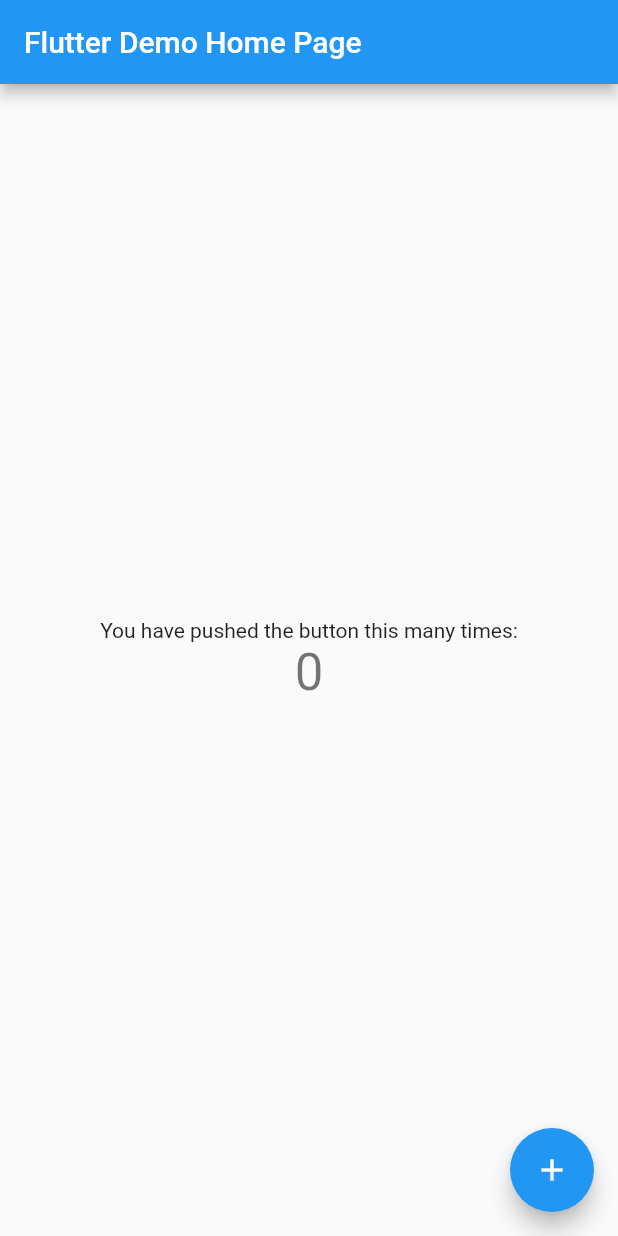
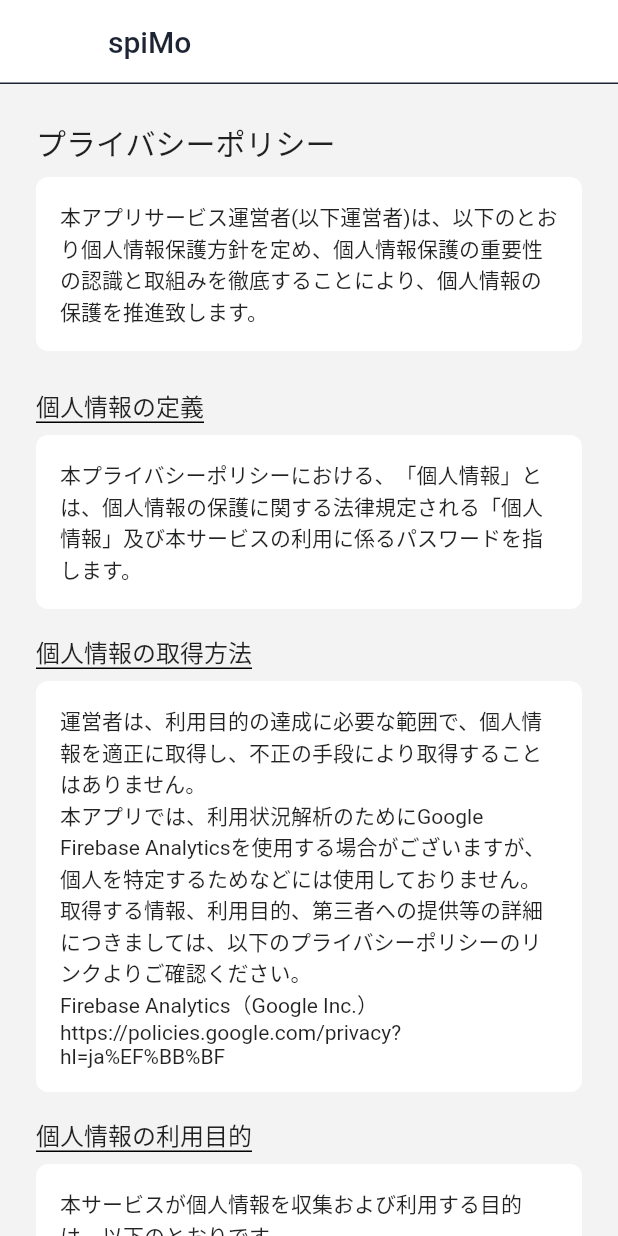
Before and after one commit to hiroyuki29/spimo_web_static_page, a Flutter app: the screen it shows after launch, on a phone screen of 412 x 824 dp. Run offline on Flutter 3.47's test engine with Material 2 defaults, Android fonts, the phone set to English and light mode, and no system bars; our stand-ins replace go_router.

Commit message:
[update] プライバシーポリシーページ追加

```diff
--- /dev/null
+++ b/lib/common_widget/app_bar/common_app_bar.dart
@@ -0,0 +1,29 @@
+import 'package:flutter/material.dart';
+import 'package:go_router/go_router.dart';
+import 'package:spimo_static_page/common_widget/color/color.dart';
+
+AppBar CommonAppBar({
+  required BuildContext context,
+  required String title,
+}) {
+  return AppBar(
+    backgroundColor: Colors.white,
+    title: Text(
+      title,
+      style: const TextStyle(color: primaryDark),
+    ),
+    leading: Navigator.of(context).canPop()
+        ? IconButton(
+            icon: const Icon(
+              Icons.chevron_left,
+              color: primaryDark,
+            ),
+            onPressed: () => context.pop(),
+          )
+        : const SizedBox.shrink(),
+    shape: const Border(
+      bottom: BorderSide(width: 1, color: primaryDark),
+    ),
+    elevation: 0,
+  );
+}
--- /dev/null
+++ b/lib/common_widget/color/color.dart
@@ -0,0 +1,9 @@
+import 'package:flutter/material.dart';
+
+const Color primaryDark = Color(0xff1d2433);
+const Color primaryLight = Color(0xffCFD8DC);
+const Color primary = Color(0xff607D8B);
+const Color accent = Color(0xff795548);
+const Color black = Color(0xff212121);
+const Color white = Colors.white;
+const backgroundGray = Color(0xffF3F3F3);
--- /dev/null
+++ b/lib/common_widget/sized_box/constant_sized_box.dart
@@ -0,0 +1,11 @@
+import 'package:flutter/material.dart';
+
+const Widget sizedBoxH8 = SizedBox(height: 8);
+const Widget sizedBoxH16 = SizedBox(height: 16);
+const Widget sizedBoxH24 = SizedBox(height: 24);
+const Widget sizedBoxH32 = SizedBox(height: 32);
+
+const Widget sizedBoxW8 = SizedBox(width: 8);
+const Widget sizedBoxW16 = SizedBox(width: 16);
+const Widget sizedBoxW24 = SizedBox(width: 24);
+const Widget sizedBoxW32 = SizedBox(width: 32);
--- /dev/null
+++ b/lib/contents/privacy_policy/privacy_policy_contents.dart
@@ -0,0 +1,67 @@
+///プライバシーポリシー
+
+Map<String, List<String>> privacyPolicyContents = {
+  PrivacyPolicyLabel.difinition.text: [
+    '本プライバシーポリシーにおける、「個人情報」とは、個人情報の保護に関する法律規定される「個人情報」及び本サービスの利用に係るパスワードを指します。'
+  ],
+  PrivacyPolicyLabel.getMethod.text: [
+    '運営者は、利用目的の達成に必要な範囲で、個人情報を適正に取得し、不正の手段により取得することはありません。',
+    '本アプリでは、利用状況解析のためにGoogle Firebase Analyticsを使用する場合がございますが、個人を特定するためなどには使用しておりません。取得する情報、利用目的、第三者への提供等の詳細につきましては、以下のプライバシーポリシーのリンクよりご確認ください。',
+    'Firebase Analytics（Google Inc.）',
+    'https://policies.google.com/privacy?hl=ja%EF%BB%BF'
+  ],
+  PrivacyPolicyLabel.objective.text: [
+    '本サービスが個人情報を収集および利用する目的は、以下のとおりです。',
+    '1.本サービスの提供および運営のため'
+        '2.お客様からのお問い合わせに回答するため（ご本人確認を行うことを含みます）',
+    '3.本サービスの新機能、更新情報、キャンペーンなどの案内メールを送付するため',
+    '4.メンテナンスおよび重要なお知らせなど必要に応じたご連絡のため',
+    '5.利用規約に違反したお客様や、不正・不当な目的でサービスを利用しようとするユーザーの特定をし、ご利用をお断りするため',
+    '6.お客様にご自身の登録情報の閲覧や変更、削除、ご利用状況の閲覧を行なっていただくため'
+        '7.上記利用目的に付随する目的'
+  ],
+  PrivacyPolicyLabel.objectiveChange.text: [
+    '1.本サービスは、利用目的が変更前と関連性を有すると合理的に認められる場合に限り、個人情報の利用目的を変更するものとします。',
+    '2.利用目的の変更を行った場合には、変更後の目的について、本サービス所定の方法により、お客様に通知し、または本ウェブサイト上に公表するものとします。',
+  ],
+  PrivacyPolicyLabel.thirdPartyProvision.text: [
+    '運営者は、法令に定められた場合を除き、あらかじめ利用者の同意を得ないで、第三者（日本国外にあるも者を含みます。）に個人情報を提供しません。'
+  ],
+  PrivacyPolicyLabel.disclosure.text: [
+    '1.本サービスはお客様本人から個人情報の開示を求められたときは、本サービスが別途定めた手続きに従って、開示を請求することができます。開示することにより次のいずれかに該当する場合は、その全部または一部を開示しないこともあります。',
+    ' (a)本人または第三者の生命、身体、財産その他の権利利益を害するおそれがある場合',
+    ' (b)その他法令に違反することとなる場合',
+    '2.前項の定めにかかわらず、履歴情報および特性情報などの個人情報以外の情報については原則として開示致しません。',
+  ],
+  PrivacyPolicyLabel.removeAndCorrection.text: [
+    '本サービスは、本人から個人情報が利用目的の範囲を超えて取り扱われているという理由により、または不正の手段により取得されたものであるという理由により、その利用の停止または消去（以下、「利用停止等」といいます）を求められた場合には、遅滞なく必要な調査を行います',
+    '前項の調査結果に基づき、その請求に応じる必要があると判断した場合には、遅滞なく、当該個人情報の利用停止等を行います。',
+    '本サービスは前項の規定に基づき利用停止等を行った場合、または利用停止等を行わない旨の決定をしたときは、遅滞なく、これをお客様に通知します。',
+    '前２項にかかわらず、利用停止等に多額の費用を有する場合、その他利用停止等を行うことが困難な場合であって、お客様の権利利益を保護するために必要なこれに代わる措置を取れる場合は、この代替策を講じるものとします。'
+  ],
+  PrivacyPolicyLabel.change.text: [
+    '本ポリシーの内容は、法令その他本ポリシーに別段の定めのある事項を除いて、お客様に通知することなく、変更することができるものとします。',
+    '本サービスが別途定める場合を除いて、変更後のプライバシーポリシーは、本ウェブサイトに掲載したときから効力を生じるものとします。'
+  ],
+  PrivacyPolicyLabel.inquiry.text: ['本ポリシーに関するお問い合わせはお問い合わせフォームよりお願いいたします。'],
+  PrivacyPolicyLabel.establishment.text: [
+    '2022年２月３日 制定・施行',
+  ]
+};
+
+enum PrivacyPolicyLabel {
+  difinition(text: '個人情報の定義'),
+  getMethod(text: '個人情報の取得方法'),
+  objective(text: '個人情報の利用目的'),
+  objectiveChange(text: '利用目的の変更'),
+  thirdPartyProvision(text: '個人情報の第三者提供'),
+  disclosure(text: '個人情報の開示'),
+  removeAndCorrection(text: '個人情報の訂正・削除'),
+  change(text: 'プライバシーポリシーの変更'),
+  inquiry(text: 'お問い合わせ'),
+  establishment(text: '制定・施行・改訂');
+
+  const PrivacyPolicyLabel({required this.text});
+
+  final String text;
+}
--- a/lib/main.dart
+++ b/lib/main.dart
@@ -1,4 +1,8 @@
 import 'package:flutter/material.dart';
+import 'package:spimo_static_page/common_widget/app_bar/common_app_bar.dart';
+import 'package:spimo_static_page/common_widget/color/color.dart';
+import 'package:spimo_static_page/common_widget/sized_box/constant_sized_box.dart';
+import 'package:spimo_static_page/contents/privacy_policy/privacy_policy_contents.dart';
 
 void main() {
   runApp(const MyApp());
@@ -13,103 +17,134 @@
     return MaterialApp(
       title: 'Flutter Demo',
       theme: ThemeData(
-        // This is the theme of your application.
-        //
-        // Try running your application with "flutter run". You'll see the
-        // application has a blue toolbar. Then, without quitting the app, try
-        // changing the primarySwatch below to Colors.green and then invoke
-        // "hot reload" (press "r" in the console where you ran "flutter run",
-        // or simply save your changes to "hot reload" in a Flutter IDE).
-        // Notice that the counter didn't reset back to zero; the application
-        // is not restarted.
         primarySwatch: Colors.blue,
       ),
-      home: const MyHomePage(title: 'Flutter Demo Home Page'),
+      home: const MyHomePage(),
     );
   }
 }
 
-class MyHomePage extends StatefulWidget {
-  const MyHomePage({super.key, required this.title});
+class MyHomePage extends StatelessWidget {
+  const MyHomePage({super.key});
 
-  // This widget is the home page of your application. It is stateful, meaning
-  // that it has a State object (defined below) that contains fields that affect
-  // how it looks.
+  @override
+  Widget build(BuildContext context) {
+    return Scaffold(
+      backgroundColor: backgroundGray,
+      appBar: CommonAppBar(context: context, title: 'spiMo'),
+      body: Padding(
+        padding: const EdgeInsets.symmetric(horizontal: 24),
+        child: SingleChildScrollView(
+          child: Column(
+            crossAxisAlignment: CrossAxisAlignment.start,
+            children: const [
+              sizedBoxH24,
+              Text(
+                'プライバシーポリシー',
+                style: TextStyle(fontSize: 20),
+              ),
+              sizedBoxH8,
+              ContentsBox(
+                contents: [
+                  '本アプリサービス運営者(以下運営者)は、以下のとおり個人情報保護方針を定め、個人情報保護の重要性の認識と取組みを徹底することにより、個人情報の保護を推進致します。'
+                ],
+              ),
+              sizedBoxH24,
+              LabelAndContentBox(
+                  privacyPolicyLabel: PrivacyPolicyLabel.difinition),
+              LabelAndContentBox(
+                  privacyPolicyLabel: PrivacyPolicyLabel.getMethod),
+              LabelAndContentBox(
+                  privacyPolicyLabel: PrivacyPolicyLabel.objective),
+              LabelAndContentBox(
+                  privacyPolicyLabel: PrivacyPolicyLabel.objectiveChange),
+              LabelAndContentBox(
+                  privacyPolicyLabel: PrivacyPolicyLabel.thirdPartyProvision),
+              LabelAndContentBox(
+                  privacyPolicyLabel: PrivacyPolicyLabel.disclosure),
+              LabelAndContentBox(
+                  privacyPolicyLabel: PrivacyPolicyLabel.removeAndCorrection),
+              LabelAndContentBox(privacyPolicyLabel: PrivacyPolicyLabel.change),
+              LabelAndContentBox(
+                  privacyPolicyLabel: PrivacyPolicyLabel.inquiry),
+              LabelAndContentBox(
+                  privacyPolicyLabel: PrivacyPolicyLabel.establishment),
+            ],
+          ),
+        ),
+      ),
+    );
+  }
+}
 
-  // This class is the configuration for the state. It holds the values (in this
-  // case the title) provided by the parent (in this case the App widget) and
-  // used by the build method of the State. Fields in a Widget subclass are
-  // always marked "final".
+class LabelAndContentBox extends StatelessWidget {
+  const LabelAndContentBox({
+    Key? key,
+    required this.privacyPolicyLabel,
+  }) : super(key: key);
+
+  final PrivacyPolicyLabel privacyPolicyLabel;
+
+  @override
+  Widget build(BuildContext context) {
+    return Column(
+      crossAxisAlignment: CrossAxisAlignment.start,
+      children: [
+        Label(title: privacyPolicyLabel.text),
+        sizedBoxH8,
+        ContentsBox(
+          contents: privacyPolicyContents[privacyPolicyLabel.text]!,
+        ),
+        sizedBoxH16
+      ],
+    );
+  }
+}
+
+class Label extends StatelessWidget {
+  const Label({
+    Key? key,
+    required this.title,
+  }) : super(key: key);
 
   final String title;
 
   @override
-  State<MyHomePage> createState() => _MyHomePageState();
+  Widget build(BuildContext context) {
+    return DecoratedBox(
+      decoration: const BoxDecoration(border: Border(bottom: (BorderSide()))),
+      child: Text(
+        title,
+        style: const TextStyle(fontSize: 16),
+      ),
+    );
+  }
 }
 
-class _MyHomePageState extends State<MyHomePage> {
-  int _counter = 0;
+class ContentsBox extends StatelessWidget {
+  const ContentsBox({
+    Key? key,
+    required this.contents,
+  }) : super(key: key);
 
-  void _incrementCounter() {
-    setState(() {
-      // This call to setState tells the Flutter framework that something has
-      // changed in this State, which causes it to rerun the build method below
-      // so that the display can reflect the updated values. If we changed
-      // _counter without calling setState(), then the build method would not be
-      // called again, and so nothing would appear to happen.
-      _counter++;
-    });
+  final List<String> contents;
+
+  List<Widget> stringToWidget(List<String> contents) {
+    return contents.map((content) => Text(content)).toList();
   }
 
   @override
   Widget build(BuildContext context) {
-    // This method is rerun every time setState is called, for instance as done
-    // by the _incrementCounter method above.
-    //
-    // The Flutter framework has been optimized to make rerunning build methods
-    // fast, so that you can just rebuild anything that needs updating rather
-    // than having to individually change instances of widgets.
-    return Scaffold(
-      appBar: AppBar(
-        // Here we take the value from the MyHomePage object that was created by
-        // the App.build method, and use it to set our appbar title.
-        title: Text(widget.title),
-      ),
-      body: Center(
-        // Center is a layout widget. It takes a single child and positions it
-        // in the middle of the parent.
+    return DecoratedBox(
+      decoration: const BoxDecoration(
+          color: white, borderRadius: BorderRadius.all(Radius.circular(8))),
+      child: Padding(
+        padding: const EdgeInsets.all(16.0),
         child: Column(
-          // Column is also a layout widget. It takes a list of children and
-          // arranges them vertically. By default, it sizes itself to fit its
-          // children horizontally, and tries to be as tall as its parent.
-          //
-          // Invoke "debug painting" (press "p" in the console, choose the
-          // "Toggle Debug Paint" action from the Flutter Inspector in Android
-          // Studio, or the "Toggle Debug Paint" command in Visual Studio Code)
-          // to see the wireframe for each widget.
-          //
-          // Column has various properties to control how it sizes itself and
-          // how it positions its children. Here we use mainAxisAlignment to
-          // center the children vertically; the main axis here is the vertical
-          // axis because Columns are vertical (the cross axis would be
-          // horizontal).
-          mainAxisAlignment: MainAxisAlignment.center,
-          children: <Widget>[
-            const Text(
-              'You have pushed the button this many times:',
-            ),
-            Text(
-              '$_counter',
-              style: Theme.of(context).textTheme.headline4,
-            ),
-          ],
+          crossAxisAlignment: CrossAxisAlignment.start,
+          children: stringToWidget(contents),
         ),
       ),
-      floatingActionButton: FloatingActionButton(
-        onPressed: _incrementCounter,
-        tooltip: 'Increment',
-        child: const Icon(Icons.add),
-      ), // This trailing comma makes auto-formatting nicer for build methods.
     );
   }
 }
--- a/pubspec.yaml
+++ b/pubspec.yaml
@@ -36,6 +36,8 @@
   # The following adds the Cupertino Icons font to your application.
   # Use with the CupertinoIcons class for iOS style icons.
   cupertino_icons: ^1.0.2
+
+  go_router: ^6.0.3
 
 dev_dependencies:
   flutter_test:
```
Also changed, not shown: pubspec.lock.
